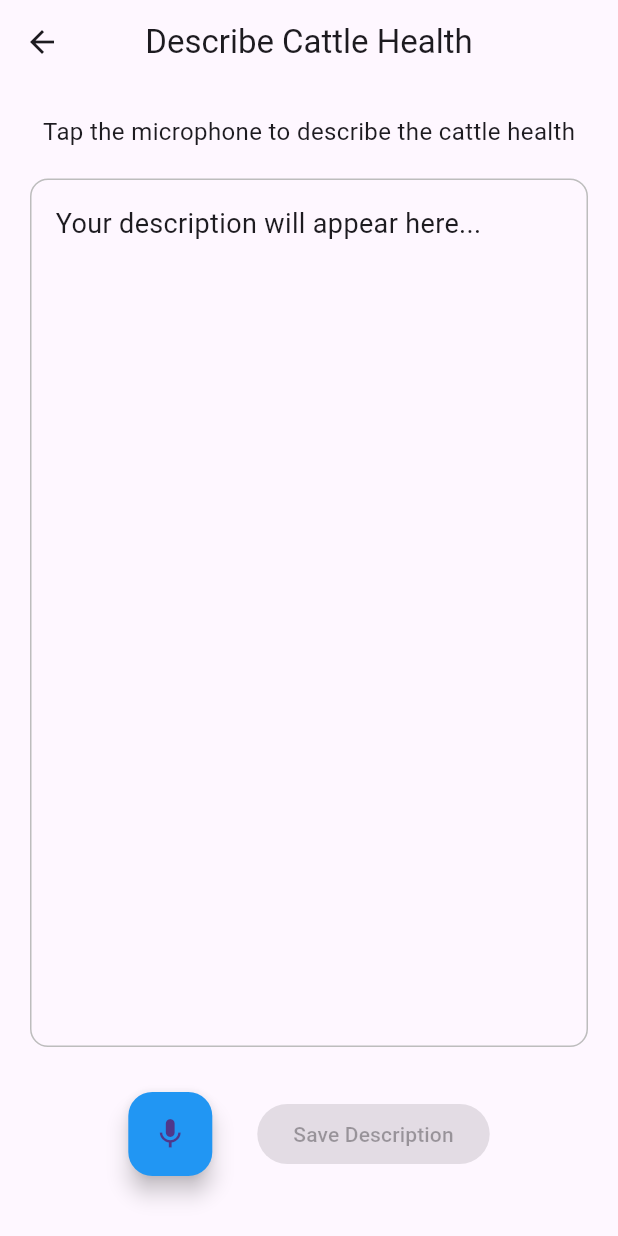
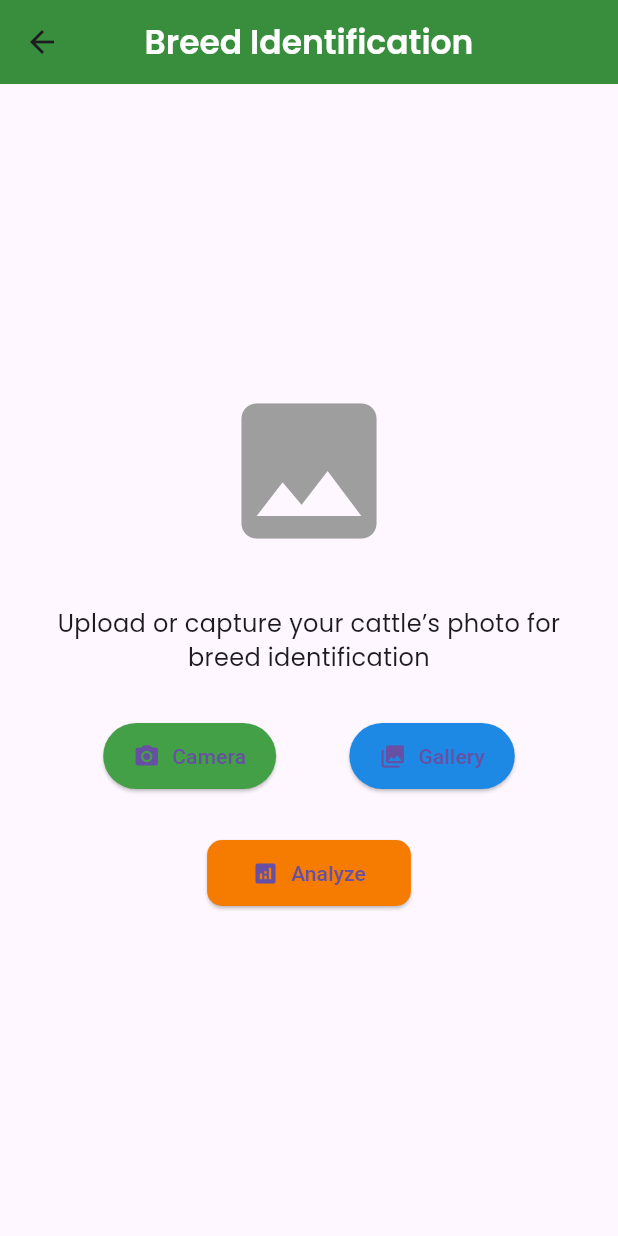
Before and after one commit to SudoAnirudh/PashuSwasthya_Flutter, a Flutter app: the HomeScreen screen opened directly, after a tap on "identify_breed", on a phone screen of 412 x 824 dp. Run offline on Flutter 3.47's test engine with Material 3 defaults, Android fonts, the phone set to English and light mode, and no system bars; our stand-ins replace google_fonts, image_picker, speech_to_text; missing offline and left inert: tflite_flutter.

Commit message:
feat: Convert Flutter project to a full-featured Android app
This commit transforms the initial Flutter project into a comprehensive Android application for cattle health management.

Key features and changes include:
- **Android Configuration:** Set a unique `applicationId`, configured release signing, and added necessary permissions for camera, microphone, and Bluetooth.
- **UI Overhaul:** Implemented a new multi-screen UI with a login screen, language selection, a redesigned home screen, and a settings screen.
- **Disease Identification:** Added a voice-based diagnosis feature that uses speech-to-text and keyword matching to identify cattle diseases and display symptoms. Includes a vet alert for severe cases.
- **Breed Identification:** Integrated a placeholder TensorFlow Lite model for identifying cattle breeds from images. The UI and service are in place for a future functional model.
- **Localization:** Implemented a translation service using the LibreTranslate API and a localization service to manage the app's language state, enabling multi-language support.
- **Permissions:** Integrated runtime permission handling for camera and microphone access.

```diff
--- /dev/null
+++ b/lib/models/breed.dart
@@ -0,0 +1,11 @@
+class Breed {
+  final String name;
+  final String description;
+  final String imageUrl;
+
+  Breed({
+    required this.name,
+    required this.description,
+    required this.imageUrl,
+  });
+}
--- a/lib/models/disease.dart
+++ b/lib/models/disease.dart
@@ -1,11 +1,15 @@
+enum DiseaseSeverity { mild, moderate, severe }
+
 class Disease {
   final String name;
   final List<String> symptoms;
   final List<String> keywords;
+  final DiseaseSeverity severity;
 
   Disease({
     required this.name,
     required this.symptoms,
     required this.keywords,
+    required this.severity,
   });
 }
--- a/lib/screens/home_screen.dart
+++ b/lib/screens/home_screen.dart
@@ -1,6 +1,6 @@
 import 'package:flutter/material.dart';
 import 'package:google_fonts/google_fonts.dart';
-import 'package:pashu_swasthya/screens/camera_diagnosis.dart';
+import 'package:pashu_swasthya/screens/image_analysis_screen.dart';
 import 'package:pashu_swasthya/screens/settings_screen.dart';
 import 'package:pashu_swasthya/screens/voice_input.dart';
 import 'package:pashu_swasthya/screens/treatment_guide.dart';
@@ -100,7 +100,9 @@ class _HomeScreenState extends State<HomeScreen> {
                 Navigator.push(
                   context,
                   MaterialPageRoute(
-                    builder: (_) => const CameraDiagnosisScreen(),
+                    builder: (_) => VoiceInputScreen(
+                      localeId: localizationService.locale.toString(),
+                    ),
                   ),
                 );
               },
@@ -114,8 +116,8 @@ class _HomeScreenState extends State<HomeScreen> {
                 Navigator.push(
                   context,
                   MaterialPageRoute(
-                    builder: (_) => VoiceInputScreen(
-                      localeId: localizationService.locale.toString(),
+                    builder: (_) => const ImageAnalysisScreen(
+                      analysisType: AnalysisType.breed,
                     ),
                   ),
                 );
--- a/lib/screens/camera_diagnosis.dart
+++ b/lib/screens/image_analysis_screen.dart
@@ -2,20 +2,27 @@ import 'dart:io';
 import 'package.flutter/material.dart';
 import 'package:image_picker/image_picker.dart';
 import 'package:google_fonts/google_fonts.dart';
+import 'package:pashu_swasthya/models/breed.dart';
+import 'package:pashu_swasthya/services/breed_service.dart';
 import 'package.permission_handler/permission_handler.dart';
 
-class CameraDiagnosisScreen extends StatefulWidget {
-  const CameraDiagnosisScreen({super.key});
+enum AnalysisType { disease, breed }
+
+class ImageAnalysisScreen extends StatefulWidget {
+  final AnalysisType analysisType;
+  const ImageAnalysisScreen({super.key, required this.analysisType});
 
   @override
-  State<CameraDiagnosisScreen> createState() => _CameraDiagnosisScreenState();
+  State<ImageAnalysisScreen> createState() => _ImageAnalysisScreenState();
 }
 
-class _CameraDiagnosisScreenState extends State<CameraDiagnosisScreen> {
+class _ImageAnalysisScreenState extends State<ImageAnalysisScreen> {
   File? _image;
   final ImagePicker _picker = ImagePicker();
+  final BreedService _breedService = BreedService();
 
   String? _analysisResult;
+  Breed? _identifiedBreed;
 
   Future<void> _requestCameraPermission() async {
     final status = await Permission.camera.request();
@@ -37,7 +44,7 @@ class _CameraDiagnosisScreenState extends State<CameraDiagnosisScreen> {
     }
   }
 
-  void _analyzeImage() {
+  Future<void> _analyzeImage() async {
     if (_image == null) {
       ScaffoldMessenger.of(context).showSnackBar(
         const SnackBar(content: Text('Please capture or upload image first')),
@@ -45,10 +52,17 @@ class _CameraDiagnosisScreenState extends State<CameraDiagnosisScreen> {
       return;
     }
 
-    setState(() {
-      _analysisResult =
-          "Possible infection detected. Recommend consulting a vet.";
-    });
+    if (widget.analysisType == AnalysisType.disease) {
+      setState(() {
+        _analysisResult =
+            "Possible infection detected. Recommend consulting a vet.";
+      });
+    } else {
+      final identifiedBreed = await _breedService.identifyBreed(_image!.path);
+      setState(() {
+        _identifiedBreed = identifiedBreed;
+      });
+    }
 
     ScaffoldMessenger.of(
       context,
@@ -60,7 +74,9 @@ class _CameraDiagnosisScreenState extends State<CameraDiagnosisScreen> {
     return Scaffold(
       appBar: AppBar(
         title: Text(
-          'Diagnosis',
+          widget.analysisType == AnalysisType.disease
+              ? 'Disease Diagnosis'
+              : 'Breed Identification',
           style: GoogleFonts.poppins(
             fontWeight: FontWeight.w600,
             color: Colors.white,
@@ -79,7 +95,9 @@ class _CameraDiagnosisScreenState extends State<CameraDiagnosisScreen> {
                 : Image.file(_image!, height: 250, fit: BoxFit.cover),
             const SizedBox(height: 30),
             Text(
-              'Upload or capture your cattle’s photo for health analysis',
+              widget.analysisType == AnalysisType.disease
+                  ? 'Upload or capture your cattle’s photo for health analysis'
+                  : 'Upload or capture your cattle’s photo for breed identification',
               textAlign: TextAlign.center,
               style: GoogleFonts.poppins(fontSize: 16),
             ),
@@ -140,9 +158,37 @@ class _CameraDiagnosisScreenState extends State<CameraDiagnosisScreen> {
                   color: Colors.black87,
                 ),
               ),
+            if (_identifiedBreed != null) _buildBreedInfo(),
           ],
         ),
       ),
     );
   }
+
+  Widget _buildBreedInfo() {
+    return Container(
+      padding: const EdgeInsets.all(16),
+      decoration: BoxDecoration(
+        color: Colors.blue.shade50,
+        borderRadius: BorderRadius.circular(12),
+      ),
+      child: Column(
+        crossAxisAlignment: CrossAxisAlignment.start,
+        children: [
+          Text(
+            'Identified Breed: ${_identifiedBreed!.name}',
+            style: const TextStyle(
+              fontSize: 18,
+              fontWeight: FontWeight.bold,
+            ),
+          ),
+          const SizedBox(height: 10),
+          Text(
+            _identifiedBreed!.description,
+            style: const TextStyle(fontSize: 16),
+          ),
+        ],
+      ),
+    );
+  }
 }
--- /dev/null
+++ b/lib/services/breed_service.dart
@@ -0,0 +1,46 @@
+import 'package:pashu_swasthya/models/breed.dart';
+import 'package:tflite_flutter/tflite_flutter.dart';
+
+class BreedService {
+  final List<Breed> _breeds = [
+    Breed(
+      name: 'Jersey',
+      description:
+          'A small to medium-sized breed of dairy cattle from Jersey, in the British Channel Islands. Jersey cattle are known for their high milk production and the high butterfat content of their milk.',
+      imageUrl: 'assets/jersey.jpg', // TODO: Add image asset
+    ),
+    Breed(
+      name: 'Vechur',
+      description:
+          'A rare breed of Zebu cattle from the Vechur village in Kerala, India. Vechur cattle are the smallest breed of cattle in the world and are known for their ability to thrive in hot and humid climates.',
+      imageUrl: 'assets/vechur.jpg', // TODO: Add image asset
+    ),
+    Breed(
+      name: 'Kasargod Dwarf',
+      description:
+          'A rare breed of Zebu cattle from the Kasaragod district of Kerala, India. Kasargod Dwarf cattle are known for their small size and their ability to produce milk with a high fat content.',
+      imageUrl: 'assets/kasargod_dwarf.jpg', // TODO: Add image asset
+    ),
+  ];
+
+  List<Breed> getBreeds() {
+    return _breeds;
+  }
+
+  Future<Breed?> identifyBreed(String imagePath) async {
+    // This is a placeholder implementation. A real implementation would involve
+    // pre-processing the image to match the model's input requirements,
+    // running the model, and interpreting the output to determine the breed.
+    try {
+      final interpreter =
+          await Interpreter.fromAsset('assets/breed_identification_model.tflite');
+      // In a real scenario, you would process the image and run inference.
+      // For this placeholder, we will just return a hardcoded result.
+      print('Model loaded successfully. Returning placeholder breed.');
+      return _breeds[0];
+    } catch (e) {
+      print('Error loading or running model: $e');
+      return null;
+    }
+  }
+}
--- a/lib/services/disease_service.dart
+++ b/lib/services/disease_service.dart
@@ -11,6 +11,7 @@ class DiseaseService {
         'Lameness',
       ],
       keywords: ['foot', 'mouth', 'blisters', 'drooling', 'lame'],
+      severity: DiseaseSeverity.severe,
     ),
     Disease(
       name: 'Mastitis',
@@ -20,6 +21,7 @@ class DiseaseService {
         'Abnormalities in milk, such as a watery appearance, flakes, or clots',
       ],
       keywords: ['mastitis', 'udder', 'swelling', 'milk', 'clots'],
+      severity: DiseaseSeverity.moderate,
     ),
     Disease(
       name: 'Lumpy Skin Disease',
@@ -30,6 +32,7 @@ class DiseaseService {
         'Watery eyes',
       ],
       keywords: ['lumpy', 'skin', 'nodules', 'lumps', 'swelling'],
+      severity: DiseaseSeverity.severe,
     ),
   ];
 
```
Also changed, not shown: lib/screens/voice_input.dart (+24 -1 lines), 1 other file.
